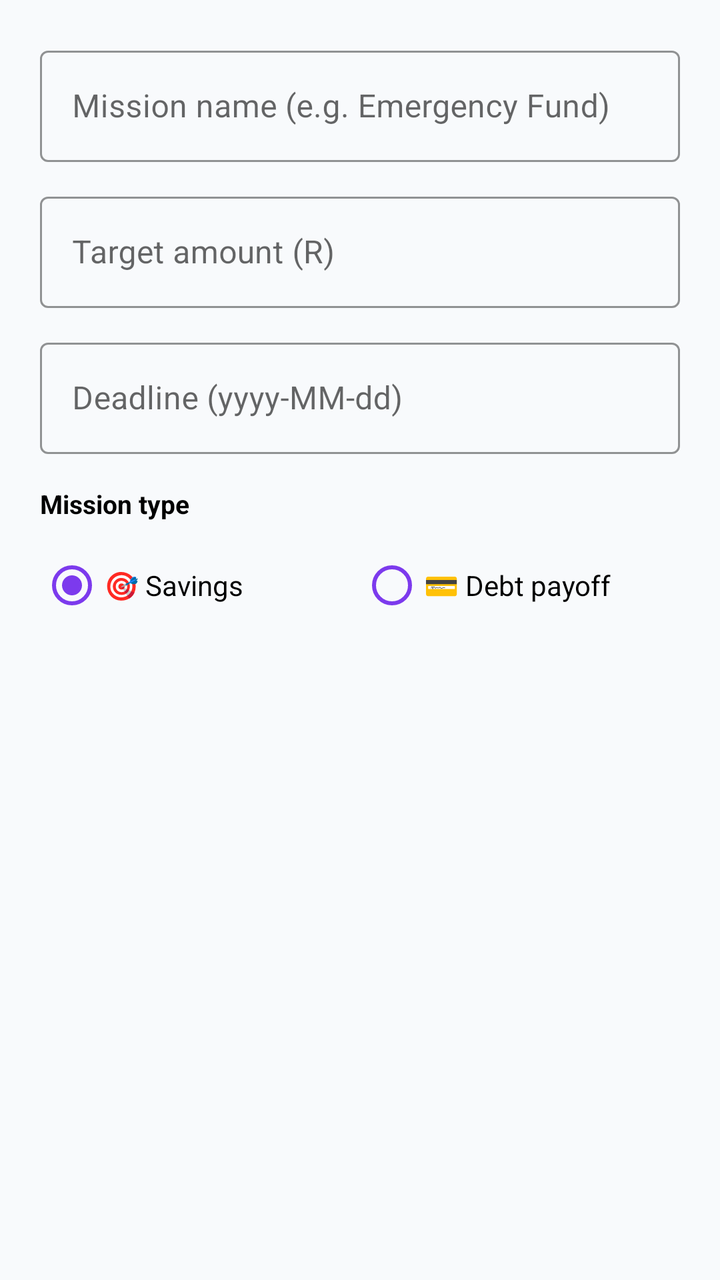
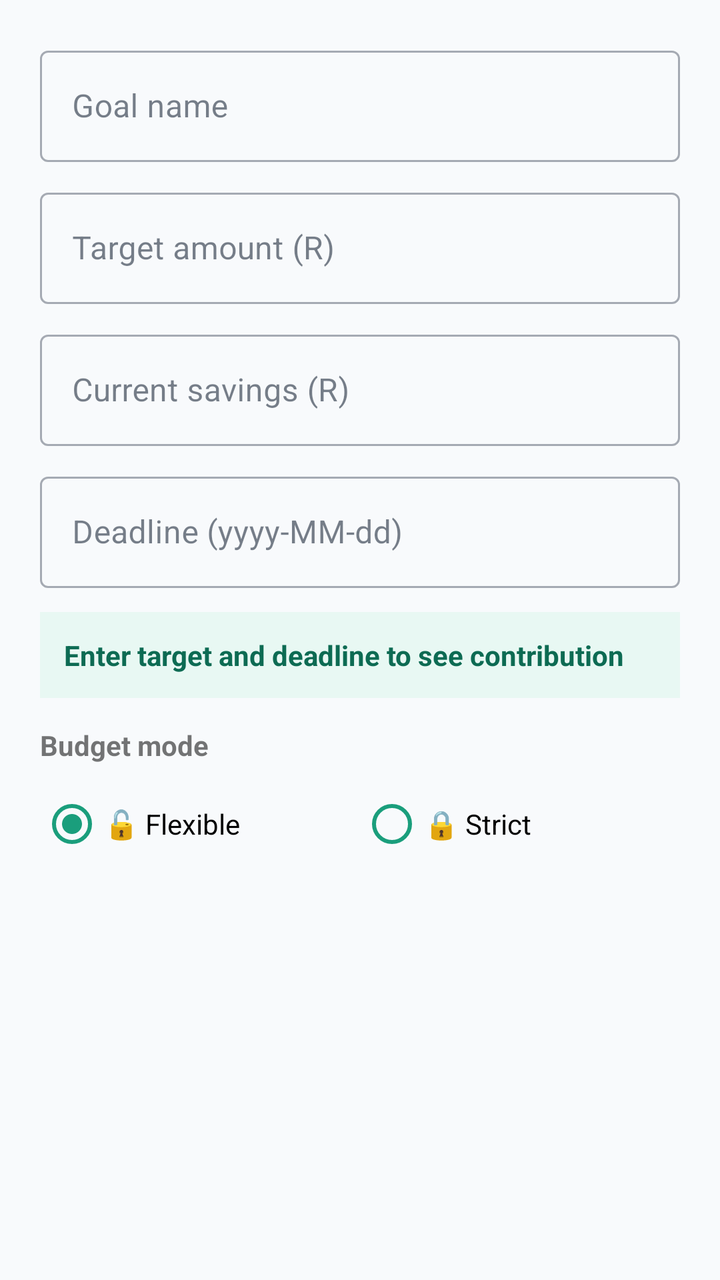

Compare the two renders of this Android layout. The source of the first and the diff that turns it into the second are given below.
<!-- AndroidManifest.xml: application theme Theme.MoneyAssist -->
<!-- res/layout/dialog_add_mission.xml -->
<?xml version="1.0" encoding="utf-8"?>
<LinearLayout
    xmlns:android="http://schemas.android.com/apk/res/android"
    xmlns:app="http://schemas.android.com/apk/res-auto"
    android:layout_width="match_parent"
    android:layout_height="wrap_content"
    android:orientation="vertical"
    android:padding="20dp">

    <com.google.android.material.textfield.TextInputLayout
        style="@style/Widget.MaterialComponents.TextInputLayout.OutlinedBox"
        android:layout_width="match_parent"
        android:layout_height="wrap_content"
        android:hint="Mission name (e.g. Emergency Fund)"
        app:boxStrokeColor="@color/purple_primary"
        android:layout_marginBottom="12dp">
        <com.google.android.material.textfield.TextInputEditText
            android:id="@+id/etMissionName"
            android:layout_width="match_parent"
            android:layout_height="wrap_content"
            android:inputType="textCapSentences"/>
    </com.google.android.material.textfield.TextInputLayout>

    <com.google.android.material.textfield.TextInputLayout
        style="@style/Widget.MaterialComponents.TextInputLayout.OutlinedBox"
        android:layout_width="match_parent"
        android:layout_height="wrap_content"
        android:hint="Target amount (R)"
        app:boxStrokeColor="@color/purple_primary"
        android:layout_marginBottom="12dp">
        <com.google.android.material.textfield.TextInputEditText
            android:id="@+id/etMissionTarget"
            android:layout_width="match_parent"
            android:layout_height="wrap_content"
            android:inputType="numberDecimal"/>
    </com.google.android.material.textfield.TextInputLayout>

    <com.google.android.material.textfield.TextInputLayout
        style="@style/Widget.MaterialComponents.TextInputLayout.OutlinedBox"
        android:layout_width="match_parent"
        android:layout_height="wrap_content"
        android:hint="Deadline (yyyy-MM-dd)"
        app:boxStrokeColor="@color/purple_primary"
        android:layout_marginBottom="16dp">
        <com.google.android.material.textfield.TextInputEditText
            android:id="@+id/etMissionDeadline"
            android:layout_width="match_parent"
            android:layout_height="wrap_content"
            android:focusable="false"
            android:clickable="true"/>
    </com.google.android.material.textfield.TextInputLayout>

    
    <TextView
        android:layout_width="wrap_content"
        android:layout_height="wrap_content"
        android:text="Mission type"
        android:textSize="13sp"
        android:textStyle="bold"
        android:textColor="@color/text_secondary"
        android:layout_marginBottom="8dp"/>

    <RadioGroup
        android:id="@+id/rgMissionType"
        android:layout_width="match_parent"
        android:layout_height="wrap_content"
        android:orientation="horizontal">

        <RadioButton
            android:id="@+id/rbSavings"
            android:layout_width="0dp"
            android:layout_height="wrap_content"
            android:layout_weight="1"
            android:text="🎯 Savings"
            android:textSize="14sp"
            android:checked="true"
            android:buttonTint="@color/purple_primary"/>

        <RadioButton
            android:id="@+id/rbDebt"
            android:layout_width="0dp"
            android:layout_height="wrap_content"
            android:layout_weight="1"
            android:text="💳 Debt payoff"
            android:textSize="14sp"
            android:buttonTint="@color/purple_primary"/>
    </RadioGroup>

</LinearLayout>
<!-- resources referenced by this layout -->
<resources>
  <color name="purple_primary">#7C3AED</color>
  <color name="text_secondary">#000000</color>
  <style name="Theme.MoneyAssist" parent="Theme.MaterialComponents.DayNight.NoActionBar">
          <item name="colorPrimary">@color/green_primary</item>
          <item name="colorPrimaryVariant">@color/green_dark</item>
          <item name="colorOnPrimary">@color/white</item>
          <item name="colorSecondary">@color/green_mid</item>
          <item name="colorSecondaryVariant">@color/green_dark</item>
          <item name="colorOnSecondary">@color/white</item>
          <item name="android:statusBarColor" tools:targetApi="l">@color/green_dark</item>
          <item name="android:windowBackground">@color/bg_page</item>
          <item name="android:textColor">@color/black</item>
          <item name="android:editTextColor">@color/black</item>
          <item name="android:textColorHint">@color/black</item>
      </style>
  <color name="green_primary">#1A9E7C</color>
  <color name="green_dark">#15856A</color>
  <color name="white">#FFFFFFFF</color>
  <color name="green_mid">#2BB891</color>
  <color name="bg_page">#F8FAFC</color>
  <color name="black">#FF000000</color>
</resources>

<!-- the commit's change to res/layout/dialog_add_mission.xml (unified diff, before → after) -->
@@ -1,89 +1,76 @@
 <?xml version="1.0" encoding="utf-8"?>
-<LinearLayout
-    xmlns:android="http://schemas.android.com/apk/res/android"
-    xmlns:app="http://schemas.android.com/apk/res-auto"
-    android:layout_width="match_parent"
-    android:layout_height="wrap_content"
-    android:orientation="vertical"
-    android:padding="20dp">
+<ScrollView xmlns:android="http://schemas.android.com/apk/res/android"
+    android:layout_width="match_parent" android:layout_height="wrap_content">
+
+<LinearLayout android:layout_width="match_parent" android:layout_height="wrap_content"
+    android:orientation="vertical" android:padding="20dp">
 
     <com.google.android.material.textfield.TextInputLayout
         style="@style/Widget.MaterialComponents.TextInputLayout.OutlinedBox"
-        android:layout_width="match_parent"
-        android:layout_height="wrap_content"
-        android:hint="Mission name (e.g. Emergency Fund)"
-        app:boxStrokeColor="@color/purple_primary"
-        android:layout_marginBottom="12dp">
+        android:layout_width="match_parent" android:layout_height="wrap_content"
+        android:hint="Goal name" android:layout_marginBottom="10dp">
         <com.google.android.material.textfield.TextInputEditText
-            android:id="@+id/etMissionName"
-            android:layout_width="match_parent"
-            android:layout_height="wrap_content"
-            android:inputType="textCapSentences"/>
+            android:id="@+id/et_mission_name"
+            android:textColor="@color/black"
+            android:layout_width="match_parent" android:layout_height="wrap_content"/>
     </com.google.android.material.textfield.TextInputLayout>
 
     <com.google.android.material.textfield.TextInputLayout
         style="@style/Widget.MaterialComponents.TextInputLayout.OutlinedBox"
-        android:layout_width="match_parent"
-        android:layout_height="wrap_content"
-        android:hint="Target amount (R)"
-        app:boxStrokeColor="@color/purple_primary"
-        android:layout_marginBottom="12dp">
+        android:layout_width="match_parent" android:layout_height="wrap_content"
+        android:hint="Target amount (R)" android:layout_marginBottom="10dp">
         <com.google.android.material.textfield.TextInputEditText
-            android:id="@+id/etMissionTarget"
-            android:layout_width="match_parent"
-            android:layout_height="wrap_content"
+            android:id="@+id/et_mission_target"
+            android:textColor="@color/black"
+            android:layout_width="match_parent" android:layout_height="wrap_content"
             android:inputType="numberDecimal"/>
     </com.google.android.material.textfield.TextInputLayout>
 
     <com.google.android.material.textfield.TextInputLayout
         style="@style/Widget.MaterialComponents.TextInputLayout.OutlinedBox"
-        android:layout_width="match_parent"
-        android:layout_height="wrap_content"
-        android:hint="Deadline (yyyy-MM-dd)"
-        app:boxStrokeColor="@color/purple_primary"
-        android:layout_marginBottom="16dp">
+        android:layout_width="match_parent" android:layout_height="wrap_content"
+        android:hint="Current savings (R)" android:layout_marginBottom="10dp">
         <com.google.android.material.textfield.TextInputEditText
-            android:id="@+id/etMissionDeadline"
-            android:layout_width="match_parent"
-            android:layout_height="wrap_content"
-            android:focusable="false"
-            android:clickable="true"/>
+            android:id="@+id/et_mission_current"
+            android:textColor="@color/black"
+            android:layout_width="match_parent" android:layout_height="wrap_content"
+            android:inputType="numberDecimal"/>
+    </com.google.android.material.textfield.TextInputLayout>
+
+    <com.google.android.material.textfield.TextInputLayout
+        style="@style/Widget.MaterialComponents.TextInputLayout.OutlinedBox"
+        android:layout_width="match_parent" android:layout_height="wrap_content"
+        android:hint="Deadline (yyyy-MM-dd)" android:layout_marginBottom="12dp">
+        <com.google.android.material.textfield.TextInputEditText
+            android:id="@+id/et_mission_deadline"
+            android:textColor="@color/black"
+            android:layout_width="match_parent" android:layout_height="wrap_content"
+            android:inputType="date"/>
     </com.google.android.material.textfield.TextInputLayout>
 
     
-    <TextView
-        android:layout_width="wrap_content"
-        android:layout_height="wrap_content"
-        android:text="Mission type"
-        android:textSize="13sp"
-        android:textStyle="bold"
-        android:textColor="@color/text_secondary"
-        android:layout_marginBottom="8dp"/>
+    <TextView android:id="@+id/tv_mission_contrib_preview"
+        android:layout_width="match_parent" android:layout_height="wrap_content"
+        android:padding="12dp" android:background="@color/green_light"
+        android:textColor="@color/green_dark" android:textStyle="bold"
+        android:text="Enter target and deadline to see contribution"
+        android:layout_marginBottom="14dp"/>
 
-    <RadioGroup
-        android:id="@+id/rgMissionType"
-        android:layout_width="match_parent"
-        android:layout_height="wrap_content"
+    
+    <TextView android:layout_width="wrap_content" android:layout_height="wrap_content"
+        android:text="Budget mode" android:textStyle="bold" android:layout_marginBottom="6dp"/>
+
+    <RadioGroup android:id="@+id/rg_budget_mode"
+        android:layout_width="match_parent" android:layout_height="wrap_content"
         android:orientation="horizontal">
-
-        <RadioButton
-            android:id="@+id/rbSavings"
-            android:layout_width="0dp"
-            android:layout_height="wrap_content"
-            android:layout_weight="1"
-            android:text="🎯 Savings"
-            android:textSize="14sp"
-            android:checked="true"
-            android:buttonTint="@color/purple_primary"/>
-
-        <RadioButton
-            android:id="@+id/rbDebt"
-            android:layout_width="0dp"
-            android:layout_height="wrap_content"
-            android:layout_weight="1"
-            android:text="💳 Debt payoff"
-            android:textSize="14sp"
-            android:buttonTint="@color/purple_primary"/>
+        <RadioButton android:id="@+id/rb_flexible"
+            android:layout_width="0dp" android:layout_height="wrap_content"
+            android:layout_weight="1" android:text="🔓 Flexible" android:checked="true"
+            android:buttonTint="@color/green_primary"/>
+        <RadioButton android:id="@+id/rb_strict"
+            android:layout_width="0dp" android:layout_height="wrap_content"
+            android:layout_weight="1" android:text="🔒 Strict"
+            android:buttonTint="@color/green_primary"/>
     </RadioGroup>
-
 </LinearLayout>
+</ScrollView>
<!-- resource entries referenced after the edit -->
@@ -1,25 +1,32 @@
 <!-- resources referenced by this layout -->
 <resources>
-  <color name="purple_primary">#7C3AED</color>
-  <color name="text_secondary">#000000</color>
   <style name="Theme.MoneyAssist" parent="Theme.MaterialComponents.DayNight.NoActionBar">
           <item name="colorPrimary">@color/green_primary</item>
           <item name="colorPrimaryVariant">@color/green_dark</item>
           <item name="colorOnPrimary">@color/white</item>
-          <item name="colorSecondary">@color/green_mid</item>
-          <item name="colorSecondaryVariant">@color/green_dark</item>
-          <item name="colorOnSecondary">@color/white</item>
-          <item name="android:statusBarColor" tools:targetApi="l">@color/green_dark</item>
+          <item name="colorSecondary">@color/yellow_accent</item>
+          <item name="colorOnSecondary">@color/text_primary</item>
+          <item name="colorSurface">@color/bg_card</item>
+          <item name="colorOnSurface">@color/text_primary</item>
           <item name="android:windowBackground">@color/bg_page</item>
-          <item name="android:textColor">@color/black</item>
-          <item name="android:editTextColor">@color/black</item>
-          <item name="android:textColorHint">@color/black</item>
+          <item name="android:statusBarColor">@color/green_dark</item>
+  
+          
+          <item name="bottomNavigationStyle">@style/Widget.MoneyAssist.BottomNav</item>
       </style>
   <color name="green_primary">#1A9E7C</color>
-  <color name="green_dark">#15856A</color>
-  <color name="white">#FFFFFFFF</color>
-  <color name="green_mid">#2BB891</color>
+  <color name="green_dark">#0D6B53</color>
+  <color name="green_light">#E8F8F3</color>
+  <color name="white">#FFFFFF</color>
+  <color name="yellow_accent">#F59E0B</color>
+  <color name="text_primary">#1E293B</color>
+  <color name="bg_card">#FFFFFF</color>
   <color name="bg_page">#F8FAFC</color>
+  <style name="Widget.MoneyAssist.BottomNav" parent="Widget.MaterialComponents.BottomNavigationView">
+          <item name="itemIconTint">@color/bottom_nav_color</item>
+          <item name="itemTextColor">@color/bottom_nav_color</item>
+          <item name="backgroundTint">@color/white</item>
+      </style>
   <color name="black">#FF000000</color>
 </resources>
 
